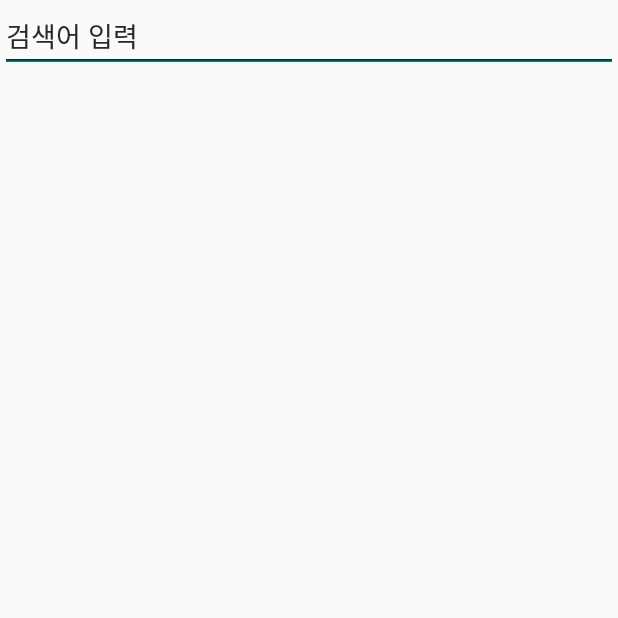
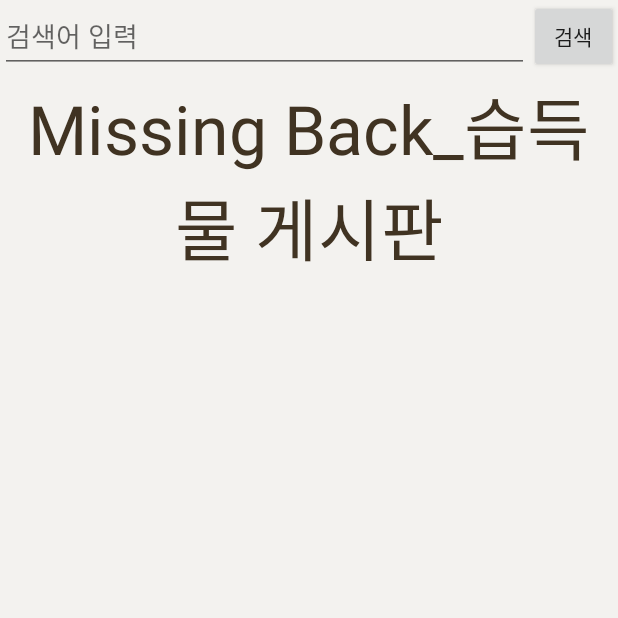
Before and after one commit to GANJI0170/ComposeCBT7, an Android app: the LoginActivity screen opened directly, with no data from a screen before it, on a phone screen of 412 x 824 dp, the top half of it. Run offline under Robolectric (Android 15) with nearby library versions, the phone set to English and light mode, and no system bars.

Commit message:
테스트

```diff
--- a/app/src/main/AndroidManifest.xml
+++ b/app/src/main/AndroidManifest.xml
@@ -3,6 +3,7 @@
     xmlns:tools="http://schemas.android.com/tools">
 
     <application
+        android:enableOnBackInvokedCallback="true"
         android:allowBackup="true"
         android:dataExtractionRules="@xml/data_extraction_rules"
         android:fullBackupContent="@xml/backup_rules"
--- a/app/src/main/java/com/cookandroid/cbt7/LoginActivity.java
+++ b/app/src/main/java/com/cookandroid/cbt7/LoginActivity.java
@@ -18,31 +18,20 @@ public class LoginActivity extends AppCompatActivity {
 
         TabHost tabHost1 = (TabHost) findViewById(R.id.tabHost1);
         tabHost1.setup() ;
-//        TabHost.TabSpec ts1 = tabHost1.newTabSpec("Tab Spec 1");
+        TabHost.TabSpec ts1 = tabHost1.newTabSpec("Tab Spec 1");
         TabHost.TabSpec ts2 = tabHost1.newTabSpec("Tab Spec 2");
         TabHost.TabSpec ts3 = tabHost1.newTabSpec("Tab Spec 3");
-//        ts1.setContent(R.id.mainboard);
-        ts2.setContent(R.id.lostBoard);
-        ts3.setContent(R.id.foundBoard);
-//        ts1.setIndicator("메인게시판");
+        ts1.setContent(R.id.mainboard);
+        ts2.setContent(R.id.lostboard);
+        ts3.setContent(R.id.foundboard);
+        ts1.setIndicator("메인게시판");
         ts2.setIndicator("분실물게시판");
         ts3.setIndicator("습득물게시판");
-//        tabHost1.addTab(ts1);
+        tabHost1.addTab(ts1);
         tabHost1.addTab(ts2);
         tabHost1.addTab(ts3);
-//
-//        EditText editkw = (EditText)findViewById(R.id.editkw1) ;
-//        editkw.setOnClickListener(new View.OnClickListener(){
-//            @Override
-//            public void onClick(View view){
-//                Toast.makeText(LoginActivity.this, "검색창이동", Toast.LENGTH_SHORT).show();
-//                Intent in = new Intent(LoginActivity.this, SearchActivity.class);
-//                startActivity(in);
-//            }
-//        });
 
-
-        EditText editkw1 = (EditText) findViewById(R.id.editkw1);
+        EditText editkw1 = (EditText)findViewById(R.id.editkw1) ;
         editkw1.setOnClickListener(new View.OnClickListener(){
             @Override
             public void onClick(View view){
@@ -51,8 +40,7 @@ public class LoginActivity extends AppCompatActivity {
                 startActivity(in);
             }
         });
-
-        EditText editkw2 = (EditText) findViewById(R.id.editkw2);
+        EditText editkw2 = (EditText)findViewById(R.id.editkw2) ;
         editkw2.setOnClickListener(new View.OnClickListener(){
             @Override
             public void onClick(View view){
@@ -61,6 +49,36 @@ public class LoginActivity extends AppCompatActivity {
                 startActivity(in);
             }
         });
+        EditText editkw3 = (EditText)findViewById(R.id.editkw3) ;
+        editkw3.setOnClickListener(new View.OnClickListener(){
+            @Override
+            public void onClick(View view){
+                Toast.makeText(LoginActivity.this, "검색창이동", Toast.LENGTH_SHORT).show();
+                Intent in = new Intent(LoginActivity.this, SearchActivity.class);
+                startActivity(in);
+            }
+        });
 
+
+        //상단 탭호스트 2개 버전
+//        EditText editkw1 = (EditText) findViewById(R.id.editkw1);
+//        editkw1.setOnClickListener(new View.OnClickListener(){
+//            @Override
+//            public void onClick(View view){
+//                Toast.makeText(LoginActivity.this, "검색창이동", Toast.LENGTH_SHORT).show();
+//                Intent in = new Intent(LoginActivity.this, SearchActivity.class);
+//                startActivity(in);
+//            }
+//        });
+//
+//        EditText editkw2 = (EditText) findViewById(R.id.editkw2);
+//        editkw2.setOnClickListener(new View.OnClickListener(){
+//            @Override
+//            public void onClick(View view){
+//                Toast.makeText(LoginActivity.this, "검색창이동", Toast.LENGTH_SHORT).show();
+//                Intent in = new Intent(LoginActivity.this, SearchActivity.class);
+//                startActivity(in);
+//            }
+//        });
     }
 }
--- a/app/src/main/res/layout/activity_login.xml
+++ b/app/src/main/res/layout/activity_login.xml
@@ -6,115 +6,7 @@
     android:layout_height="wrap_content"
     tools:context=".LoginActivity">
 
-<!--    <TabHost-->
-<!--        android:id="@+id/tabHost1"-->
-<!--        android:layout_width="match_parent"-->
-<!--        android:layout_height="match_parent">-->
-
-<!--        <LinearLayout-->
-<!--            android:layout_width="match_parent"-->
-<!--            android:layout_height="match_parent"-->
-<!--            android:orientation="vertical">-->
-<!--            -->
-<!--            <TabWidget-->
-<!--                android:id="@android:id/tabs"-->
-<!--                android:layout_width="match_parent"-->
-<!--                android:layout_height="wrap_content"-->
-<!--                android:background="#22CB88">-->
-
-<!--            </TabWidget>-->
-
-<!--            <FrameLayout-->
-<!--                android:id="@android:id/tabcontent"-->
-<!--                android:layout_width="match_parent"-->
-<!--                android:layout_height="match_parent">-->
-
-<!--                <LinearLayout-->
-<!--                    android:id="@+id/mainboard"-->
-<!--                    android:layout_width="match_parent"-->
-<!--                    android:layout_height="match_parent"-->
-<!--                    android:background="#F3F2EF"-->
-<!--                    android:orientation="vertical">-->
-
-<!--                    <LinearLayout-->
-<!--                        android:layout_width="match_parent"-->
-<!--                        android:layout_height="wrap_content"-->
-<!--                        android:orientation="horizontal">-->
-
-<!--                        <EditText-->
-<!--                            android:id="@+id/editkw"-->
-<!--                            android:layout_width="180dp"-->
-<!--                            android:layout_height="48dp"-->
-<!--                            android:layout_weight="1"-->
-<!--                            android:ems="10"-->
-<!--                            android:hint="검색어 입력"-->
-<!--                            android:inputType="textPersonName"-->
-<!--                            android:text="" />-->
-
-<!--                    </LinearLayout>-->
-
-<!--                    <LinearLayout-->
-<!--                        android:layout_width="411dp"-->
-<!--                        android:layout_height="219dp"-->
-<!--                        android:layout_weight="1"-->
-<!--                        android:orientation="vertical">-->
-
-<!--                        <TextView-->
-<!--                            android:id="@+id/textView4"-->
-<!--                            android:layout_width="match_parent"-->
-<!--                            android:layout_height="wrap_content"-->
-<!--                            android:layout_gravity="center"-->
-<!--                            android:layout_margin="2dp"-->
-<!--                            android:text="Missing Back"-->
-<!--                            android:textAlignment="center"-->
-<!--                            android:textColor="#403322"-->
-<!--                            android:textSize="45sp" />-->
-
-<!--                    </LinearLayout>-->
-
-<!--                </LinearLayout>-->
-
-<!--                <LinearLayout-->
-<!--                    android:id="@+id/lostboard"-->
-<!--                    android:layout_width="match_parent"-->
-<!--                    android:layout_height="match_parent"-->
-<!--                    android:background="#F3F2EF"-->
-<!--                    android:orientation="vertical">-->
-
-
-<!--                    <LinearLayout-->
-<!--                        android:id="@+id/분실물게시글목록"-->
-<!--                        android:layout_width="match_parent"-->
-<!--                        android:layout_height="match_parent"-->
-<!--                        android:background="#F3F2EF"-->
-<!--                        android:orientation="vertical">-->
-
-
-<!--                    </LinearLayout>-->
-<!--                </LinearLayout>-->
-<!--                <LinearLayout-->
-<!--                    android:id="@+id/foundboard"-->
-<!--                    android:layout_width="match_parent"-->
-<!--                    android:layout_height="match_parent"-->
-<!--                    android:background="#F3F2EF"-->
-<!--                    android:orientation="vertical">-->
-
-
-<!--                    <LinearLayout-->
-<!--                        android:id="@+id/습득물게시글목록"-->
-<!--                        android:layout_width="match_parent"-->
-<!--                        android:layout_height="match_parent"-->
-<!--                        android:background="#F3F2EF"-->
-<!--                        android:orientation="vertical">-->
-
-
-<!--                    </LinearLayout>-->
-<!--                </LinearLayout>-->
-
-<!--            </FrameLayout>-->
-
-<!--        </LinearLayout>-->
-<!--    </TabHost>-->
+<!--    상단 탭호스트 3개 버전-->
     <TabHost
         android:id="@+id/tabHost1"
         android:layout_width="match_parent"
@@ -134,41 +26,203 @@
             <FrameLayout
                 android:id="@android:id/tabcontent"
                 android:layout_width="match_parent"
-                    android:layout_height="wrap_content">
+                android:layout_height="match_parent">
 
                 <LinearLayout
-                        android:id="@+id/lostBoard"
+                    android:id="@+id/mainboard"
+                    android:layout_width="match_parent"
+                    android:layout_height="match_parent"
+                    android:background="#F3F2EF"
+                    android:orientation="vertical">
+
+                    <LinearLayout
                         android:layout_width="match_parent"
                         android:layout_height="wrap_content"
-                        android:orientation="vertical">
+                        android:orientation="horizontal">
 
                         <EditText
                             android:id="@+id/editkw1"
-                            android:layout_width="match_parent"
-                            android:layout_height="wrap_content"
+                            android:layout_width="0sp"
+                            android:layout_height="match_parent"
+                            android:layout_weight="6"
                             android:hint="검색어 입력"
                             android:inputType="textPersonName"
                             android:text="" />
 
+                        <Button
+                            android:id="@+id/btnSearch1"
+                            android:layout_width="0sp"
+                            android:layout_height="match_parent"
+                            android:layout_weight="1"
+                            android:text="검색" />
+
+                    </LinearLayout>
+
+                    <TextView
+                        android:id="@+id/textView4"
+                        android:layout_width="match_parent"
+                        android:layout_height="wrap_content"
+                        android:layout_gravity="center"
+                        android:layout_margin="2dp"
+                        android:text="Missing Back"
+                        android:textAlignment="center"
+                        android:textColor="#403322"
+                        android:textSize="45sp" />
+
                 </LinearLayout>
 
                 <LinearLayout
-                        android:id="@+id/foundBoard"
+                    android:id="@+id/lostboard"
+                    android:layout_width="match_parent"
+                    android:layout_height="match_parent"
+                    android:background="#F3F2EF"
+                    android:orientation="vertical">
+
+                    <LinearLayout
                         android:layout_width="match_parent"
                         android:layout_height="wrap_content"
-                        android:orientation="vertical">
+                        android:orientation="horizontal">
 
                         <EditText
                             android:id="@+id/editkw2"
-                            android:layout_width="match_parent"
-                            android:layout_height="wrap_content"
+                            android:layout_width="0sp"
+                            android:layout_height="match_parent"
+                            android:layout_weight="6"
                             android:hint="검색어 입력"
                             android:inputType="textPersonName"
                             android:text="" />
 
+                        <Button
+                            android:id="@+id/btnSearch2"
+                            android:layout_width="0sp"
+                            android:layout_height="match_parent"
+                            android:layout_weight="1"
+                            android:text="검색" />
+
                     </LinearLayout>
+
+                    <TextView
+                        android:id="@+id/textView5"
+                        android:layout_width="match_parent"
+                        android:layout_height="wrap_content"
+                        android:layout_gravity="center"
+                        android:layout_margin="2dp"
+                        android:text="Missing Back_분실물 게시판"
+                        android:textAlignment="center"
+                        android:textColor="#403322"
+                        android:textSize="45sp" />
+
+                    <androidx.recyclerview.widget.RecyclerView
+                        android:layout_width="match_parent"
+                        android:layout_height="match_parent"
+                        android:id="@+id/recyclerView1">
+
+                    </androidx.recyclerview.widget.RecyclerView>
+
+                </LinearLayout>
+                <LinearLayout
+                    android:id="@+id/foundboard"
+                    android:layout_width="match_parent"
+                    android:layout_height="match_parent"
+                    android:background="#F3F2EF"
+                    android:orientation="vertical">
+
+                    <LinearLayout
+                        android:layout_width="match_parent"
+                        android:layout_height="wrap_content"
+                        android:orientation="horizontal">
+
+                        <EditText
+                            android:id="@+id/editkw3"
+                            android:layout_width="0sp"
+                            android:layout_height="match_parent"
+                            android:layout_weight="6"
+                            android:hint="검색어 입력"
+                            android:inputType="textPersonName"
+                            android:text="" />
+
+                        <Button
+                            android:id="@+id/btnSearch3"
+                            android:layout_width="0sp"
+                            android:layout_height="match_parent"
+                            android:layout_weight="1"
+                            android:text="검색" />
+
+                    </LinearLayout>
+
+                    <TextView
+                        android:id="@+id/textView6"
+                        android:layout_width="match_parent"
+                        android:layout_height="wrap_content"
+                        android:layout_gravity="center"
+                        android:layout_margin="2dp"
+                        android:text="Missing Back_습득물 게시판"
+                        android:textAlignment="center"
+                        android:textColor="#403322"
+                        android:textSize="45sp" />
+
+                </LinearLayout>
+
             </FrameLayout>
+
         </LinearLayout>
     </TabHost>
 
+<!--        상단 탭호스트 두개 버전-->
+<!--        <TabHost-->
+<!--            android:id="@+id/tabHost1"-->
+<!--            android:layout_width="match_parent"-->
+<!--            android:layout_height="match_parent">-->
+
+<!--            <LinearLayout-->
+<!--                android:layout_width="match_parent"-->
+<!--                android:layout_height="match_parent"-->
+<!--                android:orientation="vertical">-->
+
+<!--                <TabWidget-->
+<!--                    android:id="@android:id/tabs"-->
+<!--                    android:layout_width="match_parent"-->
+<!--                    android:layout_height="wrap_content"-->
+<!--                    android:background="#22CB88"/>-->
+
+<!--                <FrameLayout-->
+<!--                    android:id="@android:id/tabcontent"-->
+<!--                    android:layout_width="match_parent"-->
+<!--                    android:layout_height="wrap_content">-->
+
+<!--                    <LinearLayout-->
+<!--                        android:id="@+id/lostBoard"-->
+<!--                        android:layout_width="match_parent"-->
+<!--                        android:layout_height="wrap_content"-->
+<!--                        android:orientation="vertical">-->
+
+<!--                        <EditText-->
+<!--                            android:id="@+id/editkw1"-->
+<!--                            android:layout_width="match_parent"-->
+<!--                            android:layout_height="wrap_content"-->
+<!--                            android:hint="검색어 입력"-->
+<!--                            android:inputType="textPersonName"-->
+<!--                            android:text="" />-->
+
+<!--                    </LinearLayout>-->
+
+<!--                    <LinearLayout-->
+<!--                        android:id="@+id/foundBoard"-->
+<!--                        android:layout_width="match_parent"-->
+<!--                        android:layout_height="wrap_content"-->
+<!--                        android:orientation="vertical">-->
+
+<!--                        <EditText-->
+<!--                            android:id="@+id/editkw2"-->
+<!--                            android:layout_width="match_parent"-->
+<!--                            android:layout_height="wrap_content"-->
+<!--                            android:hint="검색어 입력"-->
+<!--                            android:inputType="textPersonName"-->
+<!--                            android:text="" />-->
+
+<!--                    </LinearLayout>-->
+<!--                </FrameLayout>-->
+<!--            </LinearLayout>-->
+<!--        </TabHost>-->
+
 </RelativeLayout>
--- /dev/null
+++ b/app/src/main/res/layout/postview.xml
@@ -0,0 +1,19 @@
+<?xml version="1.0" encoding="utf-8"?>
+<LinearLayout xmlns:android="http://schemas.android.com/apk/res/android"
+    android:layout_width="match_parent"
+    android:layout_height="100sp"
+    android:orientation="horizontal">
+
+    <ImageView
+        android:id="@+id/imageview"
+        android:layout_width="100sp"
+        android:layout_height="100sp" />
+
+    <TextView
+        android:id="@+id/postTitle"
+        android:layout_width="300sp"
+        android:layout_height="match_parent"
+        android:gravity="center" />
+
+
+</LinearLayout>
--- a/build.gradle
+++ b/build.gradle
@@ -1,5 +1,5 @@
 // Top-level build file where you can add configuration options common to all sub-projects/modules.
 plugins {
-    id 'com.android.application' version '7.3.1' apply false
-    id 'com.android.library' version '7.3.1' apply false
+    id 'com.android.application' version '7.4.2' apply false
+    id 'com.android.library' version '7.4.2' apply false
 }
```
Also changed, not shown: app/src/main/java/com/cookandroid/cbt7/SearchActivity.java (+6 -4 lines). Lines whose indentation alone changed are shown as unchanged.
